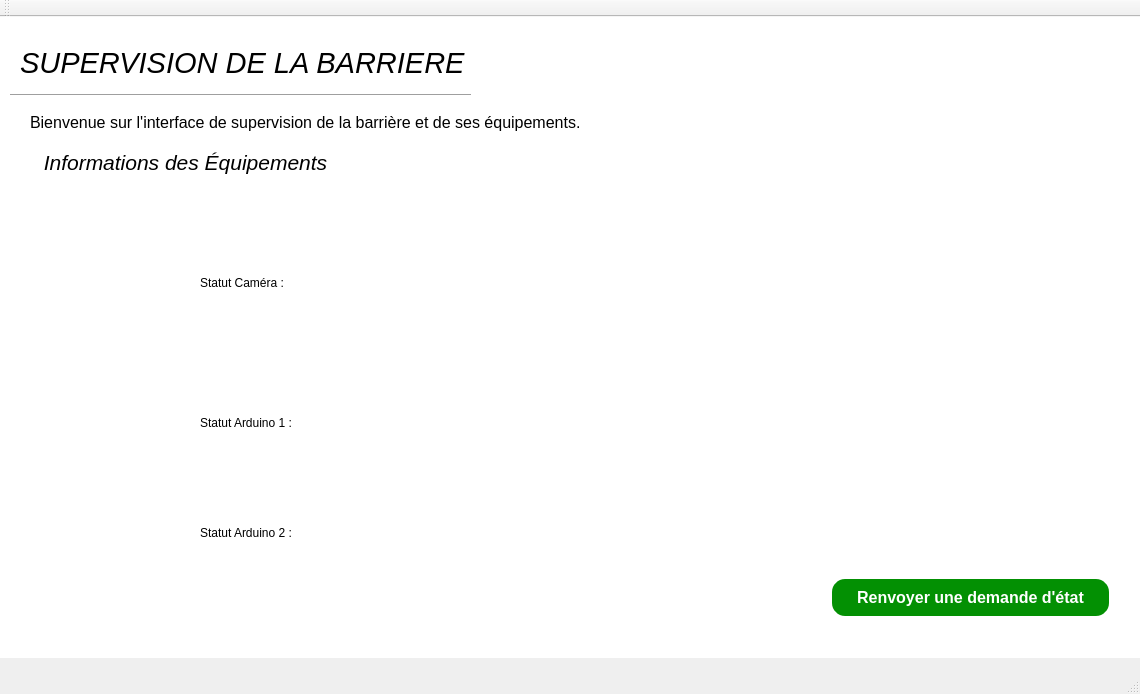
The window that Process/Supervision/Supervision/Supervision.ui (eloiselcr/Gestion-acces-parking) describes before a commit, drawn with Qt 5.
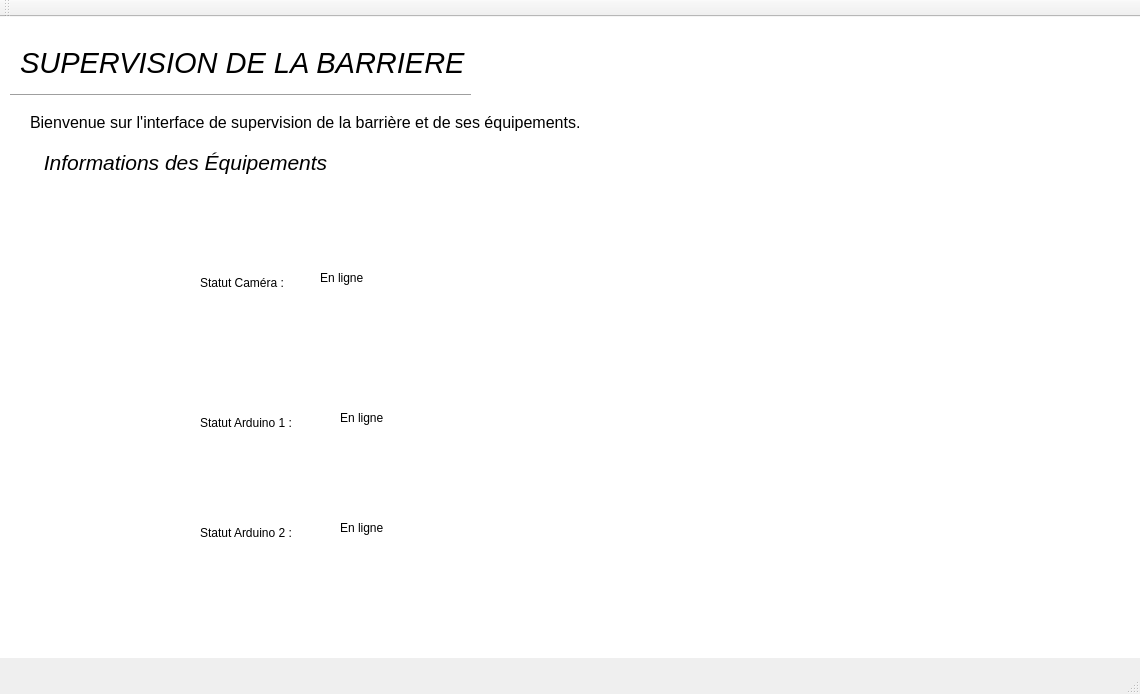
The same window after the commit. The open tabs and pages were chosen to show the change. Icons and pictures are not drawn.

```diff
--- a/Process/Supervision/Supervision/Supervision.ui
+++ b/Process/Supervision/Supervision/Supervision.ui
@@ -325,32 +325,6 @@
         <set>Qt::AlignCenter</set>
        </property>
       </widget>
-      <widget class="QPushButton" name="btn_AskStatut">
-       <property name="geometry">
-        <rect>
-         <x>820</x>
-         <y>430</y>
-         <width>281</width>
-         <height>41</height>
-        </rect>
-       </property>
-       <property name="font">
-        <font>
-         <pointsize>12</pointsize>
-         <weight>75</weight>
-         <bold>true</bold>
-        </font>
-       </property>
-       <property name="styleSheet">
-        <string notr="true">border-radius: 15px;
-border: 2px solid white;
-background-color: rgb(3, 144, 3);
-color: white;</string>
-       </property>
-       <property name="text">
-        <string>Renvoyer une demande d'état</string>
-       </property>
-      </widget>
       <widget class="QLabel" name="img_camera">
        <property name="geometry">
         <rect>
@@ -460,7 +434,7 @@
         <string notr="true">font: 12pt &quot;MS Shell Dlg 2&quot;;</string>
        </property>
        <property name="text">
-        <string/>
+        <string>En ligne</string>
        </property>
       </widget>
       <widget class="QLabel" name="label_statutard1">
@@ -476,7 +450,7 @@
         <string notr="true">font: 12pt &quot;MS Shell Dlg 2&quot;;</string>
        </property>
        <property name="text">
-        <string/>
+        <string>En ligne</string>
        </property>
       </widget>
       <widget class="QLabel" name="label_statutard2">
@@ -492,7 +466,7 @@
         <string notr="true">font: 12pt &quot;MS Shell Dlg 2&quot;;</string>
        </property>
        <property name="text">
-        <string/>
+        <string>En ligne</string>
        </property>
       </widget>
      </widget>
```
Left out of the diff: 2 changed lines with no effect on the pictures.
